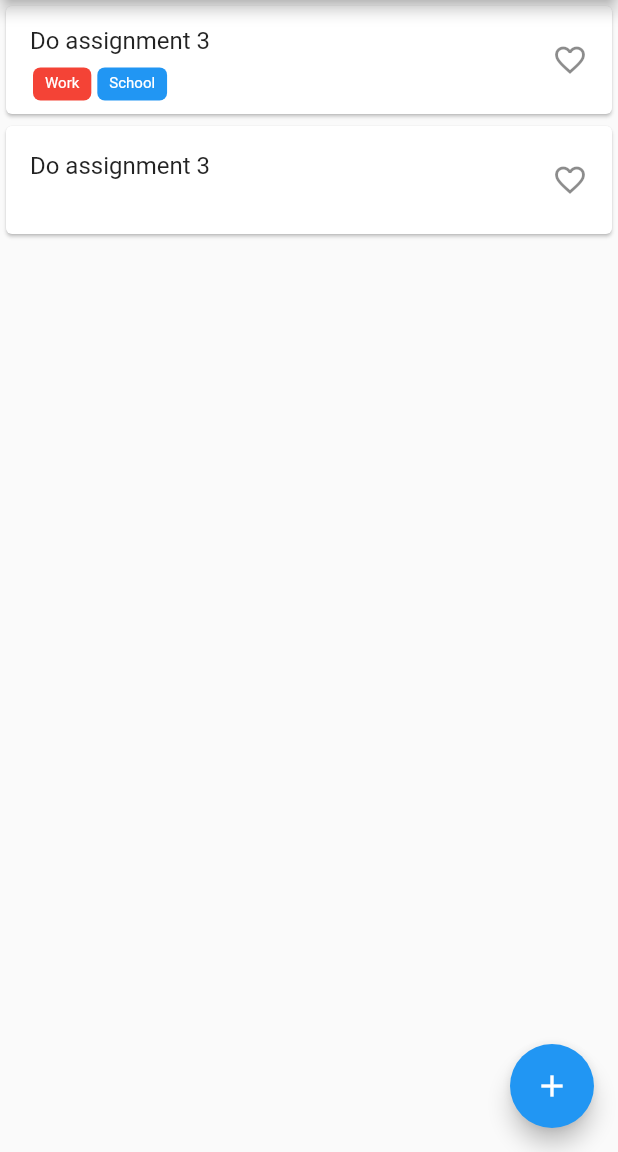
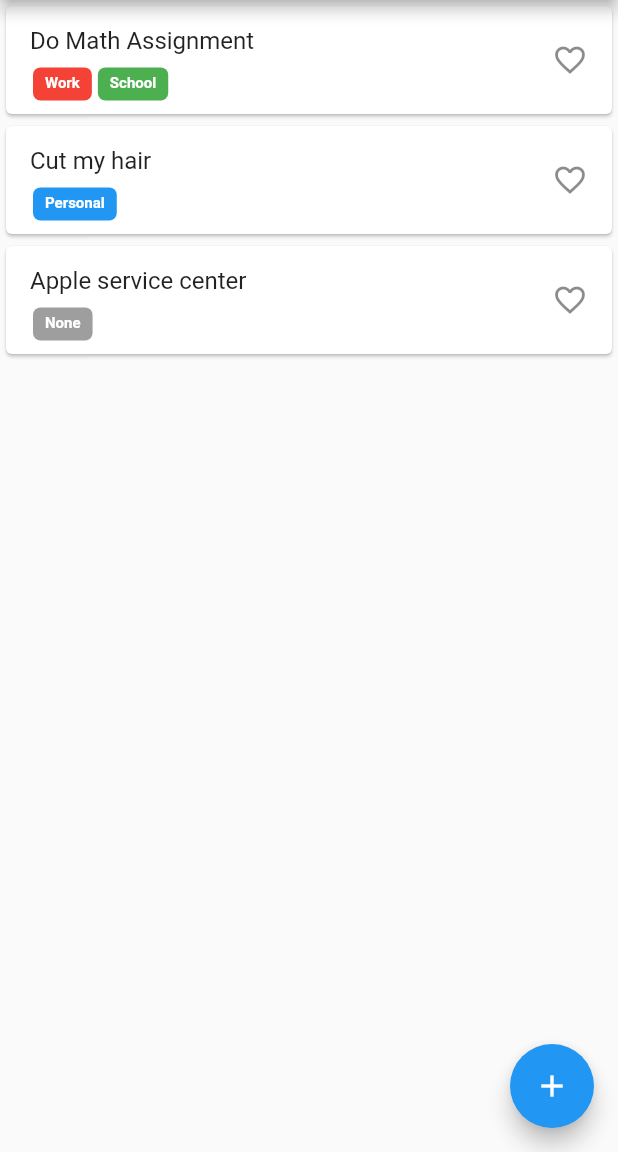
Before and after one commit to solderneer/dartodo, a Flutter app: the screen it shows after launch, on a phone screen of 412 x 824 dp, the part 84-1236 px from its top. Run offline on Flutter 3.47's test engine with Material 2 defaults, Android fonts, the phone set to English and light mode, and no system bars.

Commit message:
added custom datatypes

```diff
--- a/dartodo_client/lib/badge.dart
+++ b/dartodo_client/lib/badge.dart
@@ -22,7 +22,7 @@ class Badge extends StatelessWidget {
       alignment: Alignment.center,
       child: Text(
         this._text,
-        style: TextStyle(color: Colors.white, fontSize: 10.0),
+        style: TextStyle(color: Colors.white, fontSize: 10.0, fontWeight: FontWeight.bold),
       ),
     );
   }
--- a/dartodo_client/lib/home.dart
+++ b/dartodo_client/lib/home.dart
@@ -4,51 +4,65 @@ import 'listitem.dart';
 import 'datatypes.dart';
 
 class Home extends StatelessWidget {
+  final List<TodoItem> _todolist = [
+    TodoItem(
+        title: 'Do Math Assignment',
+        description: 'Please do your math assignment',
+        favorite: false,
+        taglist: [
+          TagType(content: 'Work', color: Colors.red),
+          TagType(content: 'School', color: Colors.green)
+        ]),
+    TodoItem(
+        title: 'Cut my hair',
+        description: 'Need to get a haircut, Murali is bothering me',
+        favorite: false,
+        taglist: [TagType(content: 'Personal', color: Colors.blue)
+        ]), TodoItem(
+        title: 'Apple service center',
+        description: 'MY COMPUTER STOPPED WORKING',
+        favorite: false,
+        taglist: [TagType(content: 'None', color: Colors.grey)
+        ]),
+
+  ];
   @override
   Widget build(BuildContext context) {
     return Scaffold(
       appBar: AppBar(
-        title: Text("Dartodo"),
+        title: Text('Dartodo'),
         actions: <Widget>[
           IconButton(
             icon: Icon(Icons.search),
-            tooltip: "Search",
+            tooltip: 'Search',
             onPressed: () {
               return;
             },
           ),
           IconButton(
             icon: Icon(Icons.filter_list),
-            tooltip: "Filter",
+            tooltip: 'Filter',
             onPressed: () {
               return;
             },
           ),
           IconButton(
             icon: Icon(Icons.favorite_border),
-            tooltip: "Favorites",
+            tooltip: 'Favorites',
             onPressed: () {
               return;
             },
           ),
         ],
       ),
-      body: Column(
-        children: <Widget>[
-          ListItem(
-            name: "Do assignment 3",
-            favorite: false,
-            tags: [
-              TagType(content: 'Work', color: Colors.red),
-              TagType(content: 'School', color: Colors.blue)
-            ],
-          ),
-          ListItem(
-            name: "Do assignment 3",
-            favorite: false,
-            tags: [],
-          ),
-        ],
+      body: ListView.builder(
+        itemCount: _todolist.length,
+        itemBuilder: (context, index) {
+          return ListItem(
+              name: _todolist[index].title,
+              favorite: _todolist[index].favorite,
+              tags: _todolist[index].taglist);
+        },
       ),
       floatingActionButton: FloatingActionButton(
         child: Icon(Icons.add),
```
